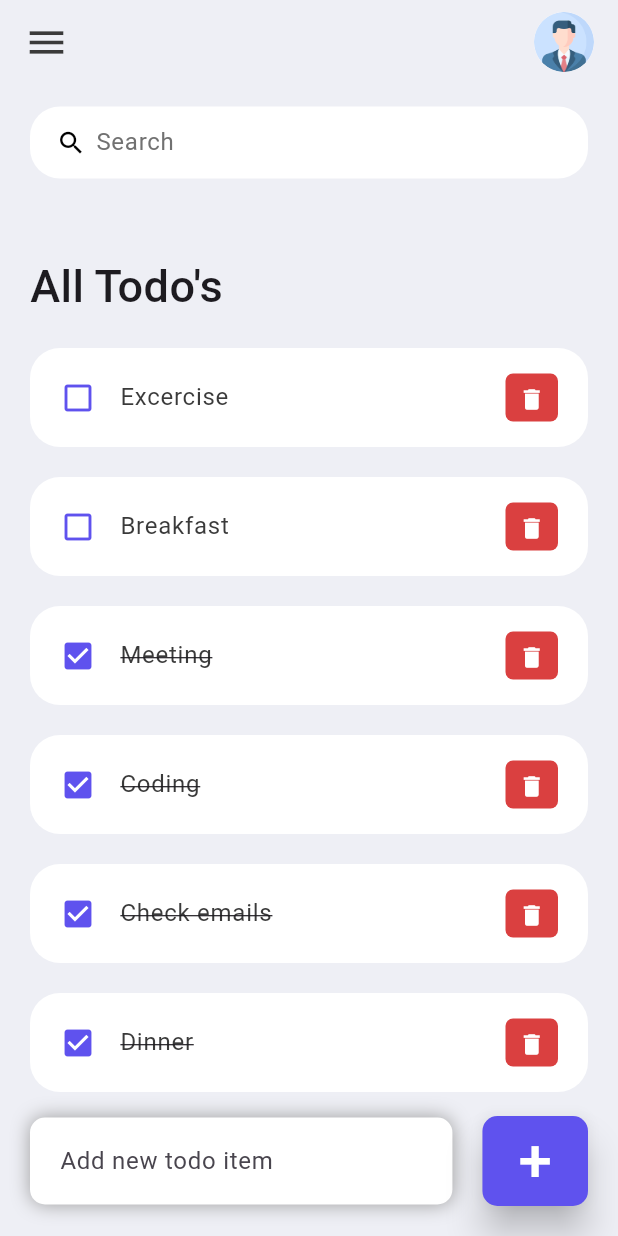
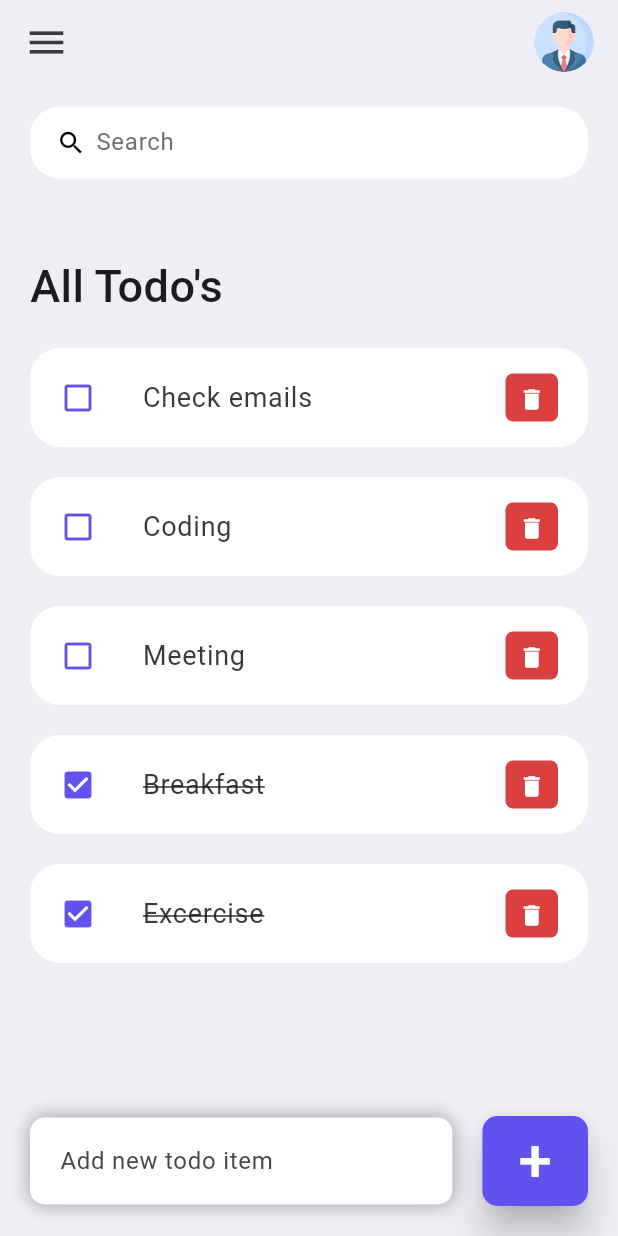
Before and after one commit to M-Alok/Todo-App-Flutter, a Flutter app: the screen it shows after launch, after a tap on the "delete" icon, on a phone screen of 412 x 824 dp. Run offline on Flutter 3.47's test engine with Material 3 defaults, Android fonts, the phone set to English and light mode, and no system bars.

Commit message:
Project completed

```diff
--- a/lib/Widgets/todo_item.dart
+++ b/lib/Widgets/todo_item.dart
@@ -4,27 +4,48 @@ import '../model/todo.dart';
 
 class TodoItem extends StatelessWidget {
   final Todo todo;
+  final onTodoChanged;
+  final onDeleteItem;
 
-  const TodoItem({super.key, required this.todo});
+  const TodoItem({super.key, required this.todo, required this.onTodoChanged, required this.onDeleteItem});
 
   @override
   Widget build(BuildContext context) {
     return Container(
       margin: EdgeInsets.only(bottom: 20),
       child: ListTile(
-        onTap: () {},
+        onTap: () {
+            onTodoChanged(todo);
+          },
         shape: RoundedRectangleBorder(borderRadius: BorderRadius.circular(20)),
         contentPadding: EdgeInsets.symmetric(horizontal: 20, vertical: 5),
         tileColor: Colors.white,
-        leading: Icon((todo.isDone == false) ? Icons.check_box : Icons.check_box_outline_blank, color: tdBlue),
-        title: Text(todo.todoText!, style: TextStyle(fontSize: 16, color: tdBlack, decoration: (todo.isDone == false) ? TextDecoration.lineThrough : null)),
+        leading: Icon(todo.isDone ? Icons.check_box : Icons.check_box_outline_blank, color: tdBlue),
+        title: Padding(
+          padding: const EdgeInsets.symmetric(horizontal: 15),
+          child: Text(
+            todo.todoText!,
+            style: TextStyle(
+              fontSize: 18,
+              color: tdBlack,
+              decoration: todo.isDone ? TextDecoration.lineThrough : null,
+            ),
+          ),
+        ),
         trailing: Container(
           padding: EdgeInsets.all(0),
           margin: EdgeInsets.symmetric(vertical: 12),
           height: 35,
           width: 35,
           decoration: BoxDecoration(color: tdRed, borderRadius: BorderRadius.circular(5)),
-          child: IconButton(onPressed: () {}, icon: Icon(Icons.delete), iconSize: 18, color: Colors.white),
+          child: IconButton(
+            onPressed: () {
+              onDeleteItem(todo.id);
+            },
+            icon: Icon(Icons.delete),
+            iconSize: 18,
+            color: Colors.white
+          ),
         ),
       ),
     );
--- a/lib/model/todo.dart
+++ b/lib/model/todo.dart
@@ -1,7 +1,7 @@
 class Todo {
   String? id;
   String? todoText;
-  bool? isDone;
+  bool isDone;
 
   Todo({
     required this.id,
--- a/lib/screen/home.dart
+++ b/lib/screen/home.dart
@@ -3,8 +3,23 @@ import '../model/todo.dart';
 import '../Widgets/todo_item.dart';
 import '../constants/colors.dart';
 
-class Home extends StatelessWidget {
+class Home extends StatefulWidget {
   const Home({super.key});
+
+  @override
+  State<Home> createState() => _HomeState();
+}
+
+class _HomeState extends State<Home> {
+  final todos = Todo.todoList();
+  List<Todo> searchedTodos = [];
+  final _todoController = TextEditingController();
+
+  @override
+  void initState() {
+    searchedTodos = todos;
+    super.initState();
+  }
 
   @override
   Widget build(BuildContext context) {
@@ -36,13 +51,18 @@ class Home extends StatelessWidget {
                 searchBox(),
                 Expanded(
                   child: ListView(
+                    padding: EdgeInsets.only(bottom: 50),
                     children: [
                       Container(
                         margin: EdgeInsets.only(top: 50, bottom: 20),
                         child: Text("All Todo's", style: TextStyle(fontSize: 30, fontWeight: FontWeight.w500)),
                       ),
-                      for (Todo todo in Todo.todoList())
-                        TodoItem(todo: todo),
+                      for (Todo todo in searchedTodos.reversed)
+                        TodoItem(
+                          todo: todo,
+                          onTodoChanged: _handleTodoChange,
+                          onDeleteItem: _deleteTodoItem,
+                        ),
                     ],
                   ),
                 )
@@ -68,6 +88,7 @@ class Home extends StatelessWidget {
                       borderRadius: BorderRadius.circular(10)
                     ),
                     child: TextField(
+                      controller: _todoController,
                       decoration: InputDecoration(
                         hintText: 'Add new todo item',
                         border: InputBorder.none,
@@ -78,7 +99,9 @@ class Home extends StatelessWidget {
                 Container(
                   margin: EdgeInsets.only(bottom: 20, right: 20),
                   child: ElevatedButton(
-                  onPressed: () {},
+                    onPressed: () {
+                      _addTodoItem(_todoController.text);
+                    },
                     style: ElevatedButton.styleFrom(
                       backgroundColor: tdBlue,
                       minimumSize: Size(60, 60),
@@ -97,6 +120,37 @@ class Home extends StatelessWidget {
       ),
     );
   }
+
+  void _handleTodoChange(Todo todo) {
+    setState(() {
+      todo.isDone = !todo.isDone;
+    });
+  }
+
+  void _deleteTodoItem(String id) {
+    setState(() {
+      todos.removeWhere((item) => item.id == id);
+    });
+  }
+
+  void _addTodoItem(String todo) {
+    setState(() {
+      todos.add(Todo(id: DateTime.now().millisecondsSinceEpoch.toString(), todoText: todo));
+    });
+    _todoController.clear();
+  }
+
+  void _searchTodoItems(String keyword) {
+    List<Todo> results = [];
+    if (keyword.isEmpty) {
+      results = todos;
+    } else {
+      results = todos.where((item) => item.todoText!.toLowerCase().contains(keyword.toLowerCase())).toList();
+    }
+
+    setState(() {
+      searchedTodos = results;
+    });
   }
 
   Widget searchBox() {
@@ -107,6 +161,7 @@ Widget searchBox() {
         borderRadius: BorderRadius.circular(20)
       ),
       child: TextField(
+        onChanged: (value) => _searchTodoItems(value),
         decoration: InputDecoration(
           contentPadding: EdgeInsets.all(0),
           prefixIcon: Icon(Icons.search, color: Colors.black, size: 20),
@@ -118,3 +173,4 @@ Widget searchBox() {
       ),
     );
   }
+}
```
Lines whose indentation alone changed are shown as unchanged.
